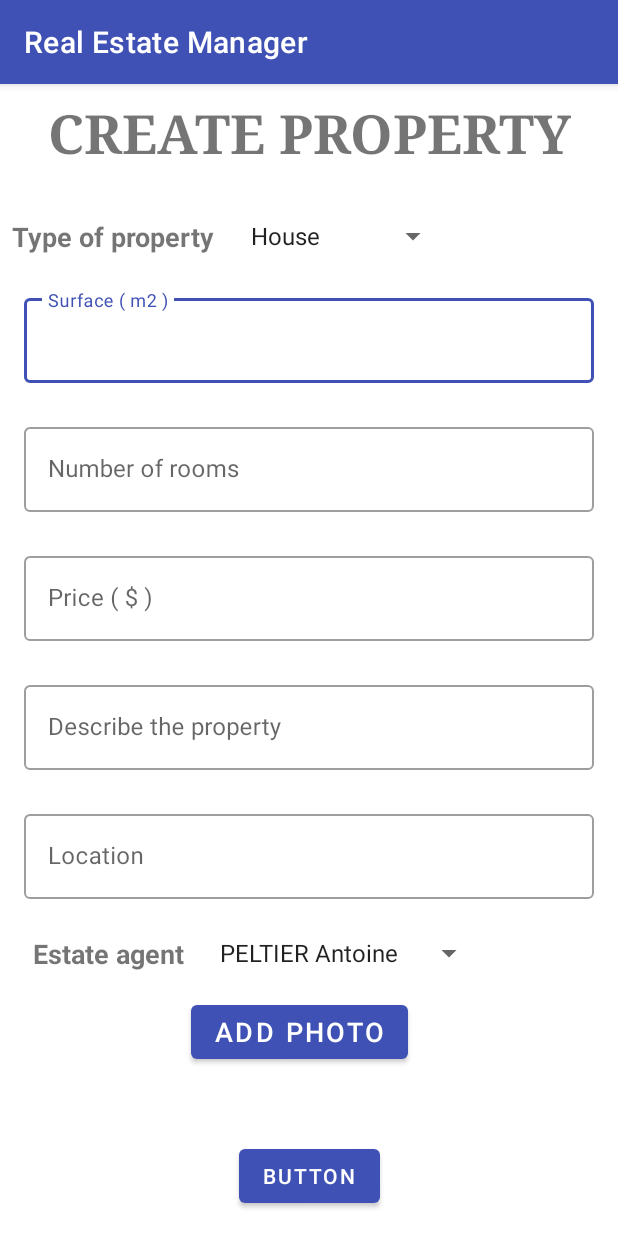
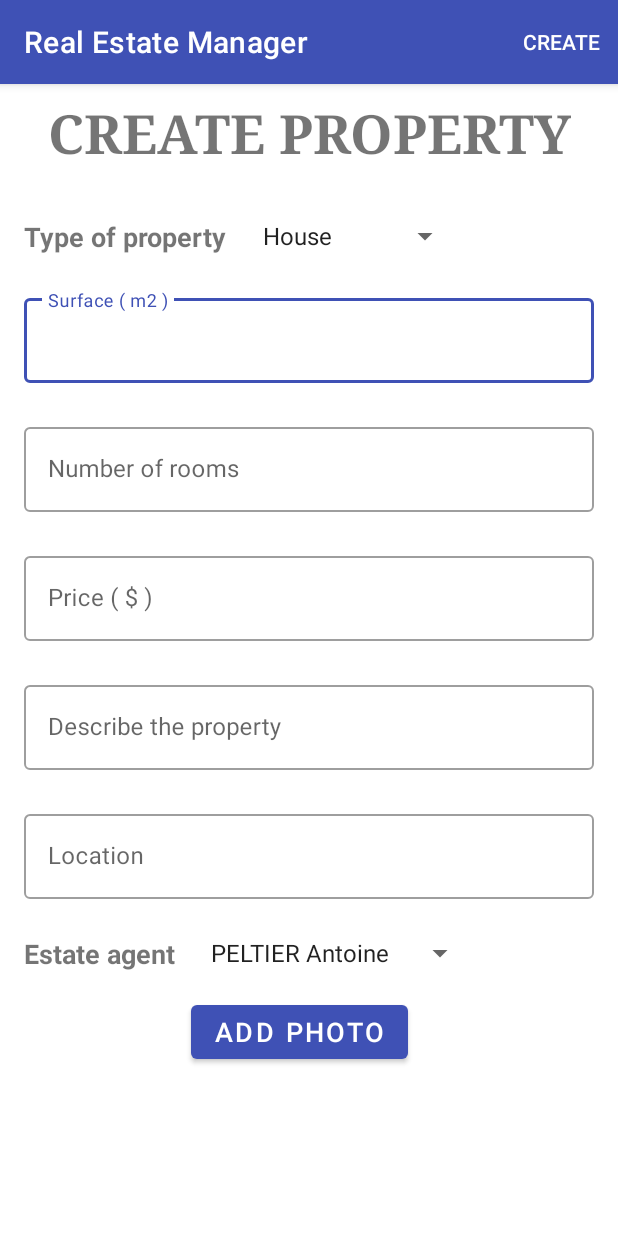
Before and after one commit to wilksyz/RealEstateManager, an Android app: the PropertyCreateActivity screen opened directly, with no data from a screen before it, on a phone screen of 412 x 824 dp. Run offline under Robolectric (Android 15) with nearby library versions, the phone set to English and light mode, and no system bars; our stand-ins replace Room's generated code; libraries missing offline, so code that uses them is left out: pub.devrel.easypermissions.

Commit message:
Add creation property and change GridView in RecyclerView

```diff
--- a/app/build.gradle
+++ b/app/build.gradle
@@ -52,6 +52,7 @@ dependencies {
     implementation 'pub.devrel:easypermissions:2.0.1'
     //MATERIAL DESIGN
     implementation 'com.android.support:design:28.0.0'
+    implementation 'com.android.support:gridlayout-v7:28.0.0'
     //implementation 'com.android.support:cardview-v7:28.0.0'
 }
 repositories {
--- a/app/src/main/java/com/openclassrooms/realestatemanager/di/ViewModelFactory.kt
+++ b/app/src/main/java/com/openclassrooms/realestatemanager/di/ViewModelFactory.kt
@@ -4,6 +4,7 @@ import android.arch.lifecycle.ViewModel
 import android.arch.lifecycle.ViewModelProvider
 import com.openclassrooms.realestatemanager.repository.PictureDataRepository
 import com.openclassrooms.realestatemanager.repository.PropertyDataRepository
+import com.openclassrooms.realestatemanager.ui.property_create.PropertyCreateViewModel
 import com.openclassrooms.realestatemanager.ui.property_list.PropertyListViewModel
 import java.util.concurrent.Executor
 
@@ -11,8 +12,11 @@ class ViewModelFactory(private val mPropertyDataRepository: PropertyDataReposito
 
     override fun <T : ViewModel?> create(modelClass: Class<T>): T {
         if (modelClass.isAssignableFrom(PropertyListViewModel::class.java)) {
-                    return PropertyListViewModel(mPropertyDataRepository, mPictureDataRepository, mExecutor) as T
+            return PropertyListViewModel(mPropertyDataRepository, mPictureDataRepository, mExecutor) as T
                 }
+        if (modelClass.isAssignableFrom(PropertyCreateViewModel::class.java)) {
+            return PropertyCreateViewModel(mPropertyDataRepository, mPictureDataRepository, mExecutor) as T
+        }
             throw IllegalArgumentException("Unknown ViewModel class")
     }
 }
--- a/app/src/main/java/com/openclassrooms/realestatemanager/model/Picture.kt
+++ b/app/src/main/java/com/openclassrooms/realestatemanager/model/Picture.kt
@@ -10,7 +10,10 @@ import java.net.URI
         parentColumns = arrayOf("mPropertyId"),
         childColumns = arrayOf("propertyId"))]
 )
-data class Picture(var tittle: String, var uri: String, var creationDate: String, var propertyId: Long) {
+data class Picture(var title: String,
+                   var uri: String,
+                   var creationDate: String,
+                   var propertyId: Long) {
 
     @PrimaryKey(autoGenerate = true) var mPictureId: Long = 0
 }
--- a/app/src/main/java/com/openclassrooms/realestatemanager/persistance/PropertyDao.kt
+++ b/app/src/main/java/com/openclassrooms/realestatemanager/persistance/PropertyDao.kt
@@ -1,27 +1,34 @@
 package com.openclassrooms.realestatemanager.persistance
 
-import android.arch.persistence.room.Dao
-import android.arch.persistence.room.Insert
-import android.arch.persistence.room.Query
-import android.arch.persistence.room.Update
 import android.arch.lifecycle.LiveData
+import android.arch.persistence.room.*
+import android.util.Log
+import com.openclassrooms.realestatemanager.model.Picture
 import com.openclassrooms.realestatemanager.model.Property
 
 @Dao
-interface PropertyDao {
+abstract class PropertyDao(private val database: RealEstateManagerDatabase) {
 
     @Query("SELECT * FROM Property")
-    fun getAllProperty(): LiveData<List<Property>>
+    abstract fun getAllProperty(): LiveData<List<Property>>
 
     @Query("SELECT * FROM Property WHERE mPropertyId = :propertyId")
-    fun getProperty(propertyId: Long): LiveData<Property>
+    abstract fun getProperty(propertyId: Long): LiveData<Property>
+
+    @Transaction
+    open fun createProperty(property: Property, pictureList: ArrayList<Picture>){
+        val id = insertProperty(property)
+        for (picture in pictureList){
+            database.pictureDao().insertPicture(picture.apply { propertyId = id })
+        }
+    }
 
     @Insert
-    fun insertProperty(property: Property): Long
+    abstract fun insertProperty(property: Property): Long
 
     @Update
-    fun updateProperty(property: Property): Int
+    abstract fun updateProperty(property: Property): Int
 
     @Query("DELETE FROM Property WHERE mPropertyId = :propertyId")
-    fun deleteProperty(propertyId: Long): Int
+    abstract fun deleteProperty(propertyId: Long): Int
 }
--- a/app/src/main/java/com/openclassrooms/realestatemanager/repository/PropertyDataRepository.kt
+++ b/app/src/main/java/com/openclassrooms/realestatemanager/repository/PropertyDataRepository.kt
@@ -1,6 +1,7 @@
 package com.openclassrooms.realestatemanager.repository
 
 import android.arch.lifecycle.LiveData
+import com.openclassrooms.realestatemanager.model.Picture
 import com.openclassrooms.realestatemanager.model.Property
 import com.openclassrooms.realestatemanager.persistance.PropertyDao
 
@@ -16,8 +17,8 @@ class PropertyDataRepository(private val mPropertyDao: PropertyDao) {
     }
 
     // --- CREATE ---
-    fun createProperty(property: Property) {
-        mPropertyDao.insertProperty(property)
+    fun createProperty(property: Property, pictureList: ArrayList<Picture>) {
+        mPropertyDao.createProperty(property, pictureList)
     }
 
     // --- DELETE ---
--- a/app/src/main/java/com/openclassrooms/realestatemanager/ui/property_create/PropertyCreateActivity.kt
+++ b/app/src/main/java/com/openclassrooms/realestatemanager/ui/property_create/PropertyCreateActivity.kt
@@ -11,8 +11,11 @@ import android.os.Environment.DIRECTORY_DCIM
 import android.os.Parcelable
 import android.provider.MediaStore
 import android.support.v7.app.AppCompatActivity
-import android.support.v7.widget.LinearLayoutManager
-import android.widget.AdapterView
+import android.support.v7.widget.GridLayoutManager
+import android.support.v7.widget.RecyclerView
+import android.view.Menu
+import android.view.MenuItem
+import android.view.ViewGroup
 import com.openclassrooms.realestatemanager.R
 import kotlinx.android.synthetic.main.activity_property_create.*
 import pub.devrel.easypermissions.AfterPermissionGranted
@@ -21,10 +24,9 @@ import java.io.File
 import java.text.SimpleDateFormat
 import java.util.*
 import android.widget.ArrayAdapter
-import android.widget.Toast
 import com.openclassrooms.realestatemanager.di.Injection
 import com.openclassrooms.realestatemanager.model.Picture
-import com.openclassrooms.realestatemanager.ui.property_list.PropertyListViewModel
+import com.openclassrooms.realestatemanager.model.Property
 import com.openclassrooms.realestatemanager.utils.Utils
 import kotlin.collections.ArrayList
 
@@ -35,9 +37,9 @@ class PropertyCreateActivity : AppCompatActivity() {
 
     private lateinit var mOutputFileUri: Uri
     private lateinit var mCurrentPhotoPath: String
-    private lateinit var mAdapter: PropertyGridViewAdapter
+    private var mAdapterRecycler: PropertyGridRecyclerViewAdapter = PropertyGridRecyclerViewAdapter()
     private var mPictureList = ArrayList<Picture>()
-    private lateinit var mPropertyListViewModel: PropertyListViewModel
+    private lateinit var mPropertyCreateViewModel: PropertyCreateViewModel
 
     override fun onCreate(savedInstanceState: Bundle?) {
         super.onCreate(savedInstanceState)
@@ -51,9 +53,14 @@ class PropertyCreateActivity : AppCompatActivity() {
         }
     }
 
+    override fun onCreateOptionsMenu(menu: Menu): Boolean {
+        menuInflater.inflate(R.menu.menu_toolbar_activity_property_create, menu)
+        return true
+    }
+
     private fun configureViewModel() {
         val mViewModelFactory = Injection().provideViewModelFactory(this)
-        this.mPropertyListViewModel = ViewModelProviders.of(this, mViewModelFactory).get(PropertyListViewModel::class.java)
+        this.mPropertyCreateViewModel = ViewModelProviders.of(this, mViewModelFactory).get(PropertyCreateViewModel::class.java)
     }
 
     private fun configureSpinner(){
@@ -66,13 +73,40 @@ class PropertyCreateActivity : AppCompatActivity() {
     }
 
     private fun configureGridView(){
-        this.mAdapter = PropertyGridViewAdapter(this)
-        picture_gridview_create.adapter = this.mAdapter
+        val recyclerView = RecyclerView(this)
+        val layoutParams = RecyclerView.LayoutParams(ViewGroup.LayoutParams.MATCH_PARENT, ViewGroup.LayoutParams.MATCH_PARENT)
+        recyclerView.layoutParams = layoutParams
+        val gridLayoutManager = GridLayoutManager(this, 1, GridLayoutManager.HORIZONTAL, false)
+        picture_gridview_create.adapter = mAdapterRecycler
+        picture_gridview_create.layoutManager = gridLayoutManager
 
-        picture_gridview_create.onItemClickListener =
-                AdapterView.OnItemClickListener { parent, v, position, id ->
-                    Toast.makeText(this, "$position", Toast.LENGTH_SHORT).show()
-                }
+
+
+
+
+
+    }
+
+    override fun onOptionsItemSelected(item: MenuItem) = when (item.itemId) {
+        R.id.create -> {
+            retrieveInformationEntered()
+            true
+        }else -> {
+            super.onOptionsItemSelected(item)
+        }
+    }
+
+    private fun retrieveInformationEntered() {
+        val surface = surface_edit_text.text.toString()
+        val rooms = number_of_room_edit_text.text.toString()
+        val price = price_edit_text.text.toString()
+        val description = description_property_edit_text.text.toString()
+        val location = location_edit_text.text.toString()
+        val typeProperty = type_of_property_spinner.selectedItem.toString()
+        val estateAgent = estate_agent_spinner.selectedItem.toString()
+        val property = Property(typeProperty, price, surface, rooms, description, location, Utils.getTodayDate(), estateAgent)
+        this.mPropertyCreateViewModel.createProperty(property, mPictureList)
+        finish()
     }
 
     @AfterPermissionGranted(RC_IMAGE_PERMS)
@@ -95,7 +129,7 @@ class PropertyCreateActivity : AppCompatActivity() {
         val galleryIntent = Intent(Intent.ACTION_PICK, MediaStore.Images.Media.EXTERNAL_CONTENT_URI)
         galleryIntent.type = "image/*"
 
-        val root = File(Environment.getExternalStoragePublicDirectory(DIRECTORY_DCIM).toString() + File.separator + "Collage" + File.separator)
+        val root = File(Environment.getExternalStoragePublicDirectory(DIRECTORY_DCIM).toString() + File.separator + "Real Estate Manager" + File.separator)
         root.mkdirs()
         val timeStamp: String = SimpleDateFormat("yyyyMMdd_HHmmss").format(Date())
         val fileName = "$timeStamp.jpg"
@@ -143,22 +177,16 @@ class PropertyCreateActivity : AppCompatActivity() {
 
                 if (isCamera) {
                     selectedImageUri = mOutputFileUri
-                    imageView_create.setImageURI(selectedImageUri)
                     galleryAddPic()
                     mPictureList.add(Picture("essai", mOutputFileUri.toString(), Utils.getTodayDate(), 1))
-                    mAdapter.updateData(mPictureList)
+                    mAdapterRecycler.updateData(mPictureList)
                 } else {
                     selectedImageUri = data?.data
-                    imageView_create.setImageURI(selectedImageUri)
                     mPictureList.add(Picture("essai gallery", data?.data.toString(), Utils.getTodayDate(), 1))
-                    mAdapter.updateData(mPictureList)
+                    mAdapterRecycler.updateData(mPictureList)
                 }
             }
         }
-    }
-
-    private fun createPicture(picture: Picture) {
-        this.mPropertyListViewModel.createPicture(picture)
     }
 
     private fun galleryAddPic() {
--- /dev/null
+++ b/app/src/main/java/com/openclassrooms/realestatemanager/ui/property_create/PropertyCreateViewModel.kt
@@ -0,0 +1,16 @@
+package com.openclassrooms.realestatemanager.ui.property_create
+
+import android.arch.lifecycle.ViewModel
+import com.openclassrooms.realestatemanager.model.Picture
+import com.openclassrooms.realestatemanager.model.Property
+import com.openclassrooms.realestatemanager.repository.PictureDataRepository
+import com.openclassrooms.realestatemanager.repository.PropertyDataRepository
+import java.util.concurrent.Executor
+
+class PropertyCreateViewModel(private val mPropertyDataRepository: PropertyDataRepository, private val mPictureDataRepository: PictureDataRepository, private val mExecutor: Executor): ViewModel() {
+
+    // --- CREATE ---
+    fun createProperty(property: Property, pictureList: ArrayList<Picture>) {
+        mExecutor.execute {mPropertyDataRepository.createProperty(property, pictureList)}
+    }
+}
--- a/app/src/main/java/com/openclassrooms/realestatemanager/ui/property_list/PropertyListFragment.kt
+++ b/app/src/main/java/com/openclassrooms/realestatemanager/ui/property_list/PropertyListFragment.kt
@@ -39,10 +39,6 @@ class PropertyListFragment : Fragment() {
         return viewOfLayout
     }
 
-    private fun createPicture(picture: Picture) {
-        this.mPropertyListViewModel.createPicture(picture)
-    }
-
     private fun configureRecyclerView(){
         this.mAdapter = PropertyRecyclerViewAdapter(Glide.with(this))
         viewOfLayout.property_recyclerView_container.adapter = this.mAdapter
@@ -71,7 +67,7 @@ class PropertyListFragment : Fragment() {
 
     // Create a new property
     private fun createProperty(property: Property) {
-        this.mPropertyListViewModel.createProperty(property)
+        //this.mPropertyListViewModel.createProperty(property)
     }
 
     // Delete an property
--- a/app/src/main/java/com/openclassrooms/realestatemanager/ui/property_list/PropertyListViewModel.kt
+++ b/app/src/main/java/com/openclassrooms/realestatemanager/ui/property_list/PropertyListViewModel.kt
@@ -21,10 +21,7 @@ class PropertyListViewModel(private val mPropertyDataRepository: PropertyDataRep
         return mPropertyDataRepository.getProperty(propertyId)
     }
 
-    // --- CREATE ---
-    fun createProperty(property: Property) {
-        mExecutor.execute {mPropertyDataRepository.createProperty(property)}
-    }
+
 
     // --- DELETE ---
     fun deleteProperty(propertyId: Long) {
--- a/app/src/main/res/layout/activity_property_create.xml
+++ b/app/src/main/res/layout/activity_property_create.xml
@@ -42,7 +42,7 @@
             android:id="@+id/textView3"
             android:layout_width="wrap_content"
             android:layout_height="wrap_content"
-            android:layout_marginStart="8dp"
+            android:layout_marginStart="16dp"
             android:layout_marginTop="32dp"
             android:text="@string/type_of_property"
             android:textSize="18sp"
@@ -66,6 +66,7 @@
                 android:id="@+id/surface_edit_text"
                 android:layout_width="match_parent"
                 android:layout_height="wrap_content"
+                android:inputType="number"
                 android:hint="@string/surface_m2" />
         </android.support.design.widget.TextInputLayout>
 
@@ -82,8 +83,10 @@
             app:layout_constraintTop_toBottomOf="@+id/textInputLayout">
 
             <android.support.design.widget.TextInputEditText
+                android:id="@+id/number_of_room_edit_text"
                 android:layout_width="match_parent"
                 android:layout_height="wrap_content"
+                android:inputType="number"
                 android:hint="@string/number_of_rooms" />
         </android.support.design.widget.TextInputLayout>
 
@@ -100,8 +103,10 @@
             app:layout_constraintTop_toBottomOf="@+id/textInputLayout2">
 
             <android.support.design.widget.TextInputEditText
+                android:id="@+id/price_edit_text"
                 android:layout_width="match_parent"
                 android:layout_height="wrap_content"
+                android:inputType="numberDecimal"
                 android:hint="@string/price" />
         </android.support.design.widget.TextInputLayout>
 
@@ -118,6 +123,7 @@
             app:layout_constraintTop_toBottomOf="@+id/textInputLayout4">
 
             <android.support.design.widget.TextInputEditText
+                android:id="@+id/description_property_edit_text"
                 android:layout_width="match_parent"
                 android:layout_height="wrap_content"
                 android:hint="@string/describe_the_property" />
@@ -136,8 +142,10 @@
             app:layout_constraintTop_toBottomOf="@+id/textInputLayout5">
 
             <android.support.design.widget.TextInputEditText
+                android:id="@+id/location_edit_text"
                 android:layout_width="match_parent"
                 android:layout_height="wrap_content"
+                android:inputType="textPostalAddress"
                 android:hint="@string/location" />
         </android.support.design.widget.TextInputLayout>
 
@@ -160,7 +168,7 @@
             android:id="@+id/textView4"
             android:layout_width="wrap_content"
             android:layout_height="wrap_content"
-            android:layout_marginStart="22dp"
+            android:layout_marginStart="16dp"
             android:layout_marginTop="24dp"
             android:text="@string/estate_agent"
             android:textSize="18sp"
@@ -176,44 +184,16 @@
             app:layout_constraintStart_toEndOf="@+id/textView4"
             app:layout_constraintTop_toTopOf="@+id/textView4" />
 
-        <ImageView
-            android:id="@+id/imageView_create"
-            android:layout_width="85dp"
-            android:layout_height="85dp"
-            android:layout_marginStart="8dp"
-            android:layout_marginTop="8dp"
-            android:layout_marginEnd="8dp"
-            app:layout_constraintEnd_toEndOf="parent"
-            app:layout_constraintStart_toEndOf="@+id/add_photo_button"
-            app:layout_constraintTop_toBottomOf="@+id/textInputLayout6"
-            tools:srcCompat="@tools:sample/avatars" />
-
-        <GridView
+        <android.support.v7.widget.RecyclerView
             android:id="@+id/picture_gridview_create"
             android:layout_width="0dp"
             android:layout_height="wrap_content"
-            android:layout_marginStart="8dp"
+            android:layout_marginStart="16dp"
             android:layout_marginTop="24dp"
-            android:layout_marginEnd="8dp"
-            android:horizontalSpacing="10dp"
-            android:numColumns="auto_fit"
-            android:stretchMode="columnWidth"
-            android:verticalSpacing="10dp"
+            android:layout_marginEnd="16dp"
             app:layout_constraintEnd_toEndOf="parent"
             app:layout_constraintStart_toStartOf="parent"
             app:layout_constraintTop_toBottomOf="@+id/add_photo_button" />
 
-        <Button
-            android:id="@+id/button"
-            android:layout_width="wrap_content"
-            android:layout_height="wrap_content"
-            android:layout_marginStart="8dp"
-            android:layout_marginTop="24dp"
-            android:layout_marginEnd="8dp"
-            android:text="Button"
-            app:layout_constraintEnd_toEndOf="parent"
-            app:layout_constraintStart_toStartOf="parent"
-            app:layout_constraintTop_toBottomOf="@+id/picture_gridview_create" />
-
     </android.support.constraint.ConstraintLayout>
 </ScrollView>
--- /dev/null
+++ b/app/src/main/res/menu/menu_toolbar_activity_property_create.xml
@@ -0,0 +1,9 @@
+<?xml version="1.0" encoding="utf-8"?>
+<menu xmlns:android="http://schemas.android.com/apk/res/android"
+    xmlns:app="http://schemas.android.com/apk/res-auto">
+
+    <item
+        android:id="@+id/create"
+        android:title="@string/create"
+        app:showAsAction="ifRoom"/>
+</menu>
--- a/app/src/main/res/values/strings.xml
+++ b/app/src/main/res/values/strings.xml
@@ -18,6 +18,7 @@
     <string name="select_from">Select from:</string>
     <string name="estate_agent">Estate agent</string>
     <string name="type_of_property">Type of property</string>
+    <string name="create">Create</string>
     <string-array name="type_property_array">
         <item>House</item>
         <item>Loft</item>
```
Also changed, not shown: app/src/main/java/com/openclassrooms/realestatemanager/model/Property.kt (+9 -3 lines), app/src/main/java/com/openclassrooms/realestatemanager/ui/property_create/PropertyGridRecyclerViewAdapter.kt (added, +41 -0 lines), app/src/main/java/com/openclassrooms/realestatemanager/ui/property_create/PropertyGridViewAdapter.kt (deleted, +0 -69 lines).
